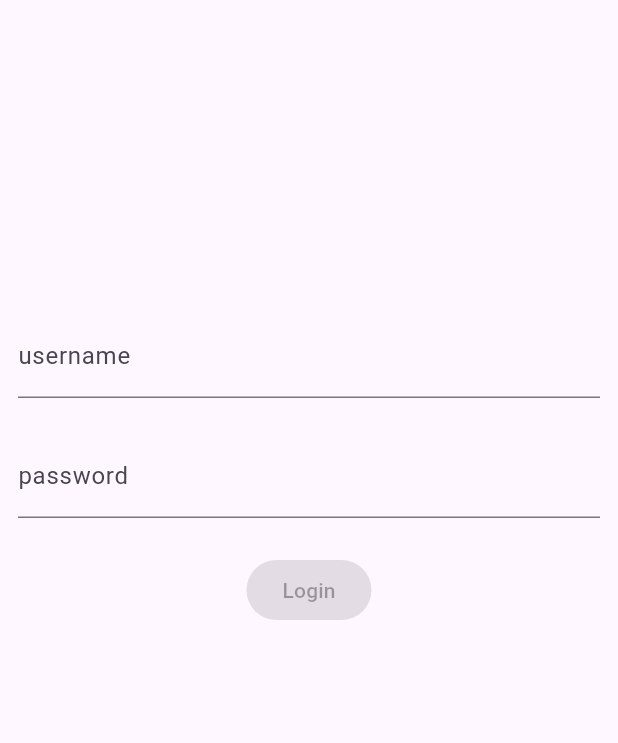
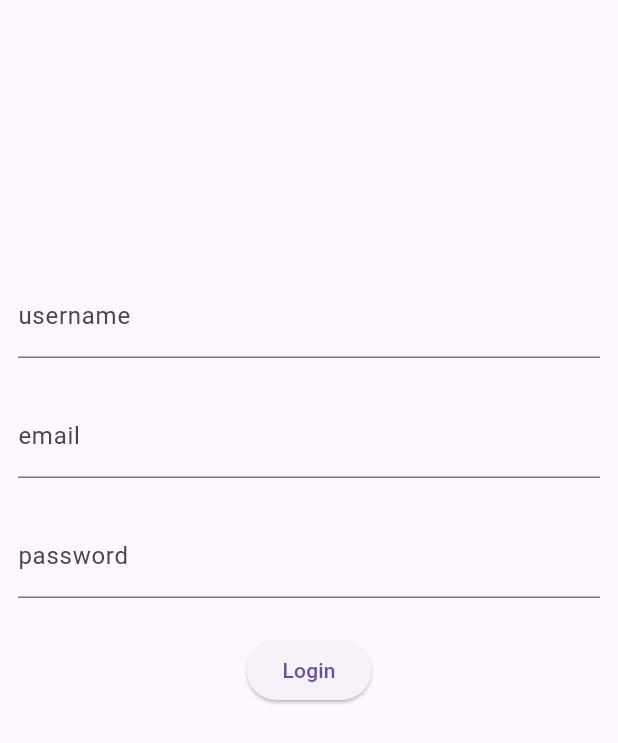
Before and after one commit to devetechnologies/bloc_form_validate, a Flutter app: the screen it shows after launch, on a phone screen of 412 x 824 dp. Shown: the top 743 px of the screen. Run offline on Flutter 3.47's test engine with Material 3 defaults, Android fonts, the phone set to English and light mode, and no system bars; our stand-ins replace bloc, equatable, flutter_bloc, formz; accounts and stored records are empty.

Commit message:
finish commit

```diff
--- a/lib/login/bloc/login_bloc.dart
+++ b/lib/login/bloc/login_bloc.dart
@@ -1,5 +1,8 @@
+import 'dart:async';
+
 import 'package:authentication_repository/authentication_repository.dart';
 import 'package:bloc/bloc.dart';
+import 'package:bloc_form_validate/login/models/email.dart';
 import 'package:equatable/equatable.dart';
 import 'package:formz/formz.dart';
 
@@ -15,6 +18,7 @@ class LoginBloc extends Bloc<LoginEvent, LoginState> {
         super(const LoginState()) {
     on<LoginUsernameChanged>(_onUsernameChanged);
     on<LoginPasswordChanged>(_onPasswordChanged);
+    on<LoginEmailChanged>(_onLoginEmailChanged);
     on<LoginSubmitted>(_onSubmitted);
   }
 
@@ -28,7 +32,7 @@ class LoginBloc extends Bloc<LoginEvent, LoginState> {
     emit(
       state.copyWith(
         username: username,
-        isValid: Formz.validate([state.password, username]),
+        isValid: Formz.validate([state.password, username, state.email]),
       ),
     );
   }
@@ -41,7 +45,7 @@ class LoginBloc extends Bloc<LoginEvent, LoginState> {
     emit(
       state.copyWith(
         password: password,
-        isValid: Formz.validate([password, state.username]),
+        isValid: Formz.validate([password, state.username, state.email]),
       ),
     );
   }
@@ -63,4 +67,13 @@ class LoginBloc extends Bloc<LoginEvent, LoginState> {
       }
     }
   }
+
+  FutureOr<void> _onLoginEmailChanged(
+      LoginEmailChanged event, Emitter<LoginState> emit) {
+    final email = Email.dirty(event.email);
+    emit(state.copyWith(
+      email: email,
+      isValid: Formz.validate([state.password, state.username, email]),
+    ));
+  }
 }
--- a/lib/login/bloc/login_event.dart
+++ b/lib/login/bloc/login_event.dart
@@ -25,6 +25,15 @@ final class LoginPasswordChanged extends LoginEvent {
   List<Object> get props => [password];
 }
 
+final class LoginEmailChanged extends LoginEvent {
+  final String email;
+
+  const LoginEmailChanged(this.email);
+
+  @override
+  List<Object> get props => [email];
+}
+
 final class LoginSubmitted extends LoginEvent {
   const LoginSubmitted();
 }
--- a/lib/login/bloc/login_state.dart
+++ b/lib/login/bloc/login_state.dart
@@ -6,27 +6,30 @@ final class LoginState extends Equatable {
     this.username = const Username.pure(),
     this.password = const Password.pure(),
     this.isValid = false,
+    this.email = const Email.pure(),
   });
 
   final FormzSubmissionStatus status;
   final Username username;
   final Password password;
   final bool isValid;
+  final Email email;
 
   LoginState copyWith({
     FormzSubmissionStatus? status,
     Username? username,
     Password? password,
     bool? isValid,
+    Email? email,
   }) {
     return LoginState(
-      status: status ?? this.status,
-      username: username ?? this.username,
-      password: password ?? this.password,
-      isValid: isValid ?? this.isValid,
-    );
+        status: status ?? this.status,
+        username: username ?? this.username,
+        password: password ?? this.password,
+        isValid: isValid ?? this.isValid,
+        email: email ?? this.email);
   }
 
   @override
-  List<Object> get props => [status, username, password];
+  List<Object> get props => [status, username, password, email];
 }
--- /dev/null
+++ b/lib/login/models/email.dart
@@ -0,0 +1,18 @@
+import 'package:formz/formz.dart';
+
+enum EmainValidationError { empty }
+
+class Email extends FormzInput<String, EmainValidationError> {
+  const Email.pure() : super.pure('');
+  const Email.dirty([super.value = '']) : super.dirty();
+
+  // Define a regex for basic email validation
+  static final RegExp _emailRegExp = RegExp(
+    r'^[\w-\.]+@([\w-]+\.)+[\w-]{2,4}$',
+  );
+
+  @override
+  EmainValidationError? validator(String value) {
+    return _emailRegExp.hasMatch(value) ? null : EmainValidationError.empty;
+  }
+}
--- a/lib/login/view/login_form.dart
+++ b/lib/login/view/login_form.dart
@@ -23,6 +23,8 @@ class LoginForm extends StatelessWidget {
           mainAxisSize: MainAxisSize.min,
           children: [
             _UsernameInput(),
+            Padding(padding: EdgeInsets.all(12)),
+            _EmailInput(),
             Padding(padding: EdgeInsets.all(12)),
             _PasswordInput(),
             Padding(padding: EdgeInsets.all(12)),
@@ -76,6 +78,29 @@ class _PasswordInput extends StatelessWidget {
   }
 }
 
+class _EmailInput extends StatelessWidget {
+  const _EmailInput({super.key});
+
+  @override
+  Widget build(BuildContext context) {
+    final displayError = context.select(
+      (LoginBloc bloc) => bloc.state.email.displayError,
+    );
+
+    return TextField(
+      key: const Key('loginForm_emaildInput_textField'),
+      onChanged: (email) {
+        context.read<LoginBloc>().add(LoginEmailChanged(email));
+      },
+      obscureText: true,
+      decoration: InputDecoration(
+        labelText: 'email',
+        errorText: displayError != null ? 'invalid email' : null,
+      ),
+    );
+  }
+}
+
 class _LoginButton extends StatelessWidget {
   const _LoginButton({super.key});
 
@@ -93,7 +118,7 @@ class _LoginButton extends StatelessWidget {
       key: const Key('loginForm_continue_raisedButton'),
       onPressed: isValid
           ? () => context.read<LoginBloc>().add(const LoginSubmitted())
-          : null,
+          : () => context.read<LoginBloc>().add(const LoginSubmitted()),
       child: const Text('Login'),
     );
   }
```
